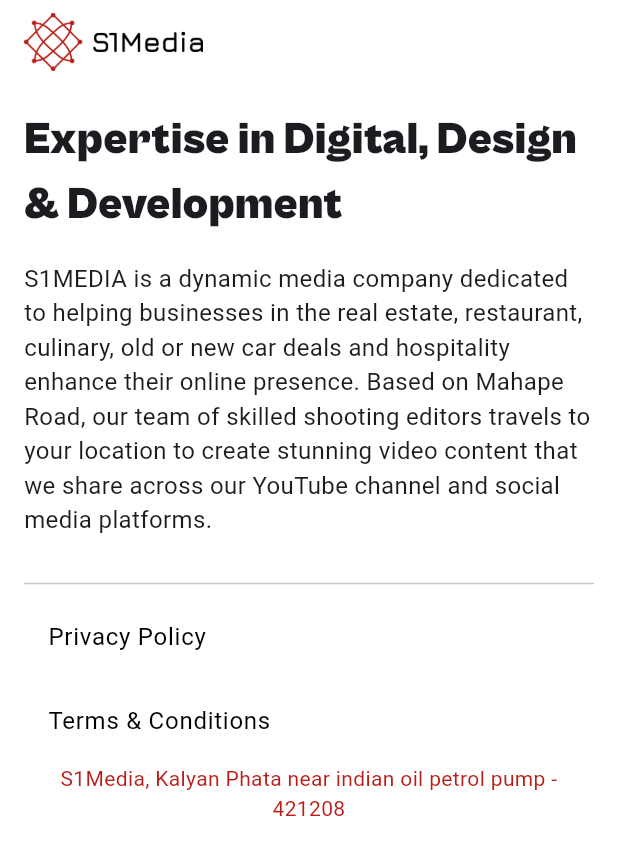
After one commit to KodeInnovate-WorkSpace/s1media_app, a Flutter app: the AboutScreen screen opened directly, after a tap on "Privacy Policy", on a phone screen of 412 x 824 dp. The commit adds this screen. Shown: the top 855 px of the screen. Run offline on Flutter 3.47's test engine with Material 3 defaults, Android fonts, the phone set to English and light mode, and no system bars; our stand-ins replace cached_network_image, carousel_slider, cloud_firestore, firebase_core, firebase_storage, flutter_dotenv and 7 more; missing offline and left inert: in_app_update, mailer; accounts and stored records are empty.

Commit message:
Add: terms and condition and privacy policy

```diff
--- /dev/null
+++ b/lib/screens/about.dart
@@ -0,0 +1,95 @@
+import 'package:flutter/material.dart';
+import 'package:url_launcher/url_launcher.dart';
+
+import '../widget/choose_us_container.dart';
+
+class AboutScreen extends StatelessWidget {
+  const AboutScreen({super.key});
+
+  @override
+  Widget build(BuildContext context) {
+    void myLaunchURL(String url) async {
+      if (await canLaunch(url)) {
+        await launch(url);
+      } else {
+        throw 'Could not launch $url';
+      }
+    }
+
+    return Scaffold(
+      appBar: AppBar(
+        title: Image.asset(
+          "assets/full_logo.png",
+          width: 120,
+        ),
+        backgroundColor: Colors.white,
+        surfaceTintColor: Colors.white,
+        automaticallyImplyLeading: false,
+      ),
+      backgroundColor: Colors.white,
+      body: Padding(
+        padding: const EdgeInsets.all(16.0),
+        child: SingleChildScrollView(
+          child: Column(
+            crossAxisAlignment: CrossAxisAlignment.start,
+            children: [
+              const Text(
+                "Expertise in Digital, Design & Development",
+                style: TextStyle(
+                  fontFamily: "cgblack",
+                  fontSize: 30,
+                ),
+              ),
+              const SizedBox(height: 16),
+              const Text(
+                '''S1MEDIA is a dynamic media company dedicated to helping businesses in the real estate, restaurant, culinary, old or new car deals and hospitality enhance their online presence. Based on Mahape Road, our team of skilled shooting editors travels to your location to create stunning video content that we share across our YouTube channel and social media platforms.
+                ''',
+                style: TextStyle(fontSize: 16),
+              ),
+
+              const Divider(),
+
+              // Privacy
+              ListTile(
+                title: const Text(
+                  'Privacy Policy',
+                  style: TextStyle(
+                    fontSize: 16,
+                    color: Colors.black,
+                  ),
+                ),
+                onTap: () {
+                  myLaunchURL("https://kodeinnovate-workspace.github.io/s1media_policy/privacy_policy.html");
+                },
+              ),
+
+              //Terms
+              ListTile(
+                title: const Text(
+                  'Terms & Conditions',
+                  style: TextStyle(
+                    fontSize: 16,
+                    color: Colors.black,
+                  ),
+                ),
+                onTap: () {
+                  myLaunchURL("https://kodeinnovate-workspace.github.io/s1media_policy/terms.html");
+                },
+              ),
+
+              const Center(
+                child: Text(
+                  "S1Media, Kalyan Phata near indian oil petrol pump - 421208",
+                  textAlign: TextAlign.center,
+                  style: TextStyle(
+                    color: Color(0xffBA1D17),
+                  ),
+                ),
+              ),
+            ],
+          ),
+        ),
+      ),
+    );
+  }
+}
--- a/lib/screens/home.dart
+++ b/lib/screens/home.dart
@@ -1,11 +1,15 @@
 import 'dart:async';
 import 'dart:developer';
+import 'dart:ui';
 import 'package:carousel_slider/carousel_slider.dart';
+import 'package:flutter/cupertino.dart';
 import 'package:flutter/material.dart';
+import 'package:flutter/painting.dart';
 import 'package:get/get.dart';
 import 'package:liquid_pull_to_refresh/liquid_pull_to_refresh.dart';
 import 'package:logger/logger.dart';
 import 'package:s1media_app/controller/service_controller.dart';
+import 'package:s1media_app/screens/about.dart';
 import 'package:s1media_app/screens/admin.dart';
 import 'package:s1media_app/screens/contact.dart';
 import 'package:s1media_app/screens/login.dart';
@@ -168,6 +172,7 @@ class _HomeScreenState extends State<HomeScreen> {
 
                   //About us
                   ListTile(
+                    onTap: () => Get.to(() => const AboutScreen()),
                     leading: Image.asset(
                       "assets/about.png",
                       color: const Color(0xffdc3545),
--- a/lib/widget/choose_us_container.dart
+++ b/lib/widget/choose_us_container.dart
@@ -4,7 +4,7 @@ Widget buildChooseUsContainer(String title, String subString) {
   return Container(
     width: double.infinity,
     decoration: BoxDecoration(
-      border: Border.all(color: Colors.black, width: 1.6),
+      border: Border.all(color: const Color(0xffBA1D17), width: 2),
       borderRadius: const BorderRadius.all(Radius.circular(10)),
     ),
     child: Padding(
```
